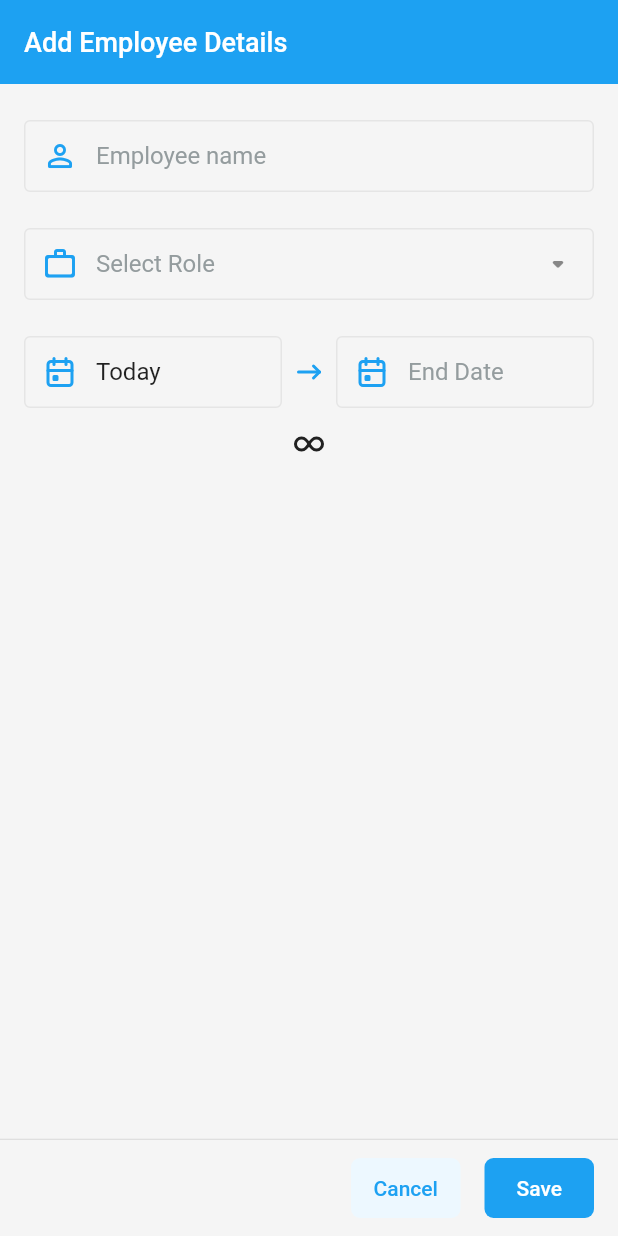
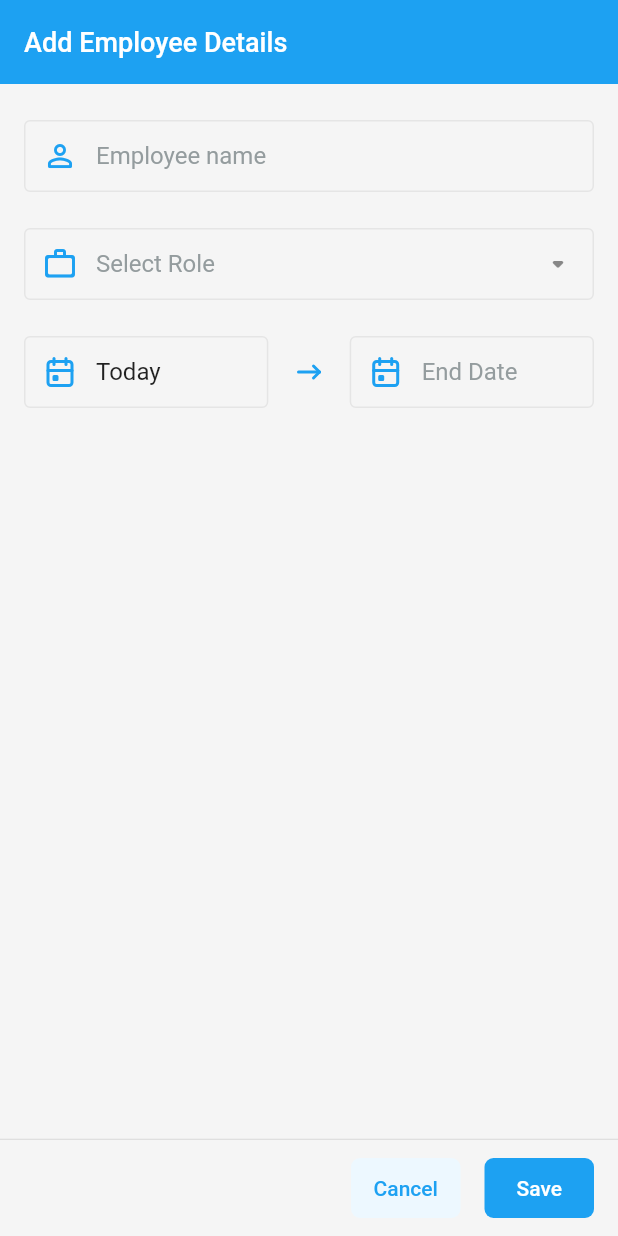
Before and after one commit to Siddhant356/flutter-assignment, a Flutter app: the screen it shows after launch, after a tap on the "add" icon, on a phone screen of 412 x 824 dp. Run offline on Flutter 3.47's test engine with Material 2 defaults, Android fonts, the phone set to English and light mode, and no system bars; our stand-ins replace bloc, equatable, flutter_bloc, flutter_screenutil, flutter_svg, get_it and 4 more; accounts and stored records are empty.

Commit message:
ui fixes

```diff
--- a/lib/main.dart
+++ b/lib/main.dart
@@ -3,6 +3,7 @@ import 'package:assigment/presentation/employeeList/pages/employee_listing_page.
 import 'package:box_ui/box_ui.dart';
 import 'package:flutter/material.dart';
 import 'package:flutter_bloc/flutter_bloc.dart';
+import 'package:flutter_screenutil/flutter_screenutil.dart';
 import 'package:url_strategy/url_strategy.dart';
 import 'core/hivedatabase/hive_database.dart';
 import 'locator.dart';
@@ -21,13 +22,21 @@ class MyApp extends StatelessWidget {
 
   @override
   Widget build(BuildContext context) {
+    return ScreenUtilInit(
+        designSize: Size(360, 690),
+        minTextAdapt: true,
+        splitScreenMode: true,
+      builder: (context, child) {
         return MultiBlocProvider(
           providers: [employeeBlocProvider],
           child: MaterialApp(
+            debugShowCheckedModeBanner: false,
             title: 'Home',
             theme: assignmentTheme,
             home: const EmployeeListingPage(),
           ),
+        );
+      }
     );
     // return MultiBlocProvider(
     //   providers: [],
--- a/lib/presentation/employeeList/pages/add_detail.dart
+++ b/lib/presentation/employeeList/pages/add_detail.dart
@@ -112,8 +112,8 @@ class _AddDetailState extends State<AddDetail> {
                 Row(
                   mainAxisAlignment: MainAxisAlignment.spaceBetween,
                   children: [
-                    SizedBox(
-                      width: 172,
+                    Expanded(
+                      flex: 3,
                       child: BoxInputField(
                         leading: const Icon(TablerIcons.calendar_event),
                         dismissKeyboard: true,
@@ -123,12 +123,15 @@ class _AddDetailState extends State<AddDetail> {
                         },
                       ),
                     ),
-                    const Icon(
-                      TablerIcons.arrow_narrow_right,
-                      color: appPrimaryColor,
+                    Expanded(
+                      flex: 1,
+                      child: const Icon(
+                        TablerIcons.arrow_narrow_right,
+                        color: appPrimaryColor,
+                      ),
                     ),
-                    SizedBox(
-                      width: 172,
+                    Expanded(
+                      flex: 3,
                       child: BoxInputField(
                         leading: const Icon(TablerIcons.calendar_event),
                         dismissKeyboard: true,
@@ -140,10 +143,6 @@ class _AddDetailState extends State<AddDetail> {
                       ),
                     ),
                   ],
-                ),
-                IconButton(
-                  icon: Icon(TablerIcons.infinity),
-                  onPressed: () {},
                 ),
               ],
             ),
--- a/pubspec.yaml
+++ b/pubspec.yaml
@@ -47,6 +47,7 @@ dependencies:
   hive: ^2.2.3
   hive_flutter: ^1.1.0
   uuid: ^3.0.7
+  flutter_screenutil: ^5.7.0
 
 dev_dependencies:
   flutter_test:
```
Also changed, not shown: lib/presentation/employeeList/pages/edit_detail.dart (+10 -7 lines), pubspec.lock. Lines whose indentation alone changed are shown as unchanged.
